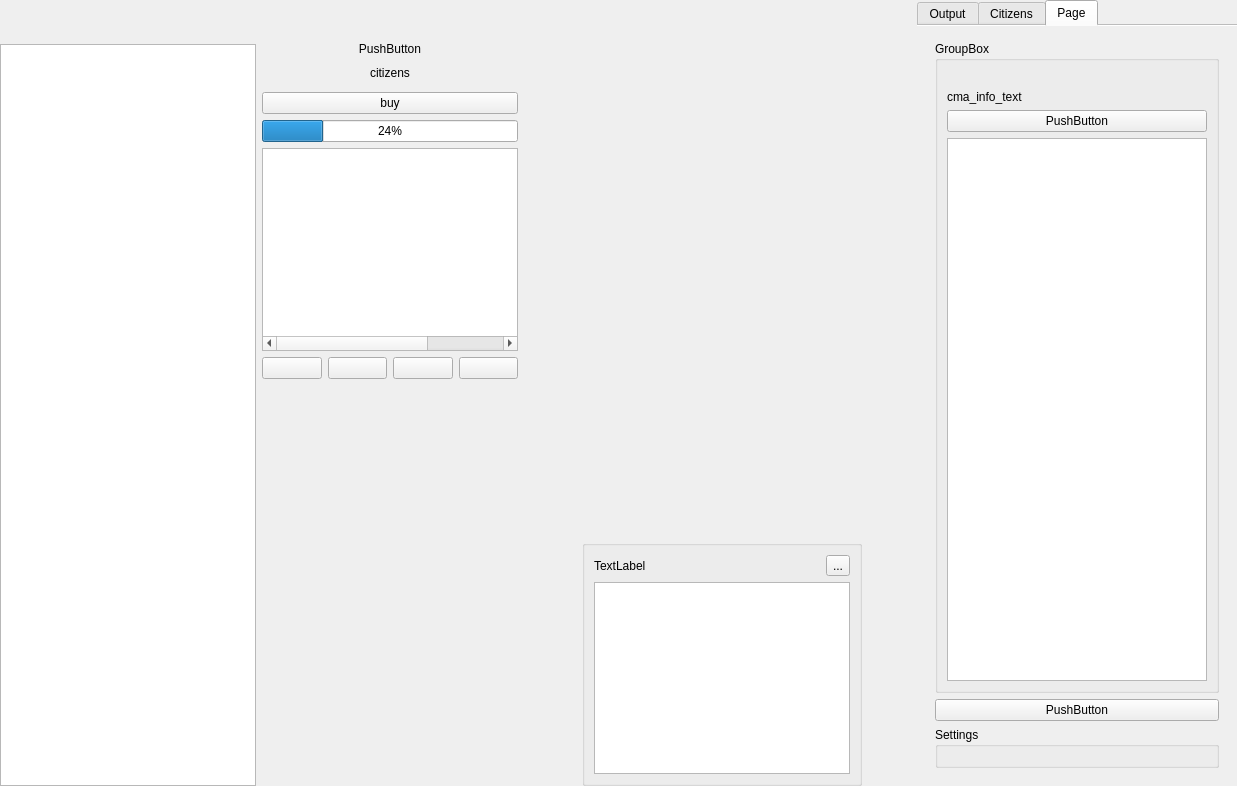
Qt form client/citydlg.ui (longturn/freeciv21) before a commit.
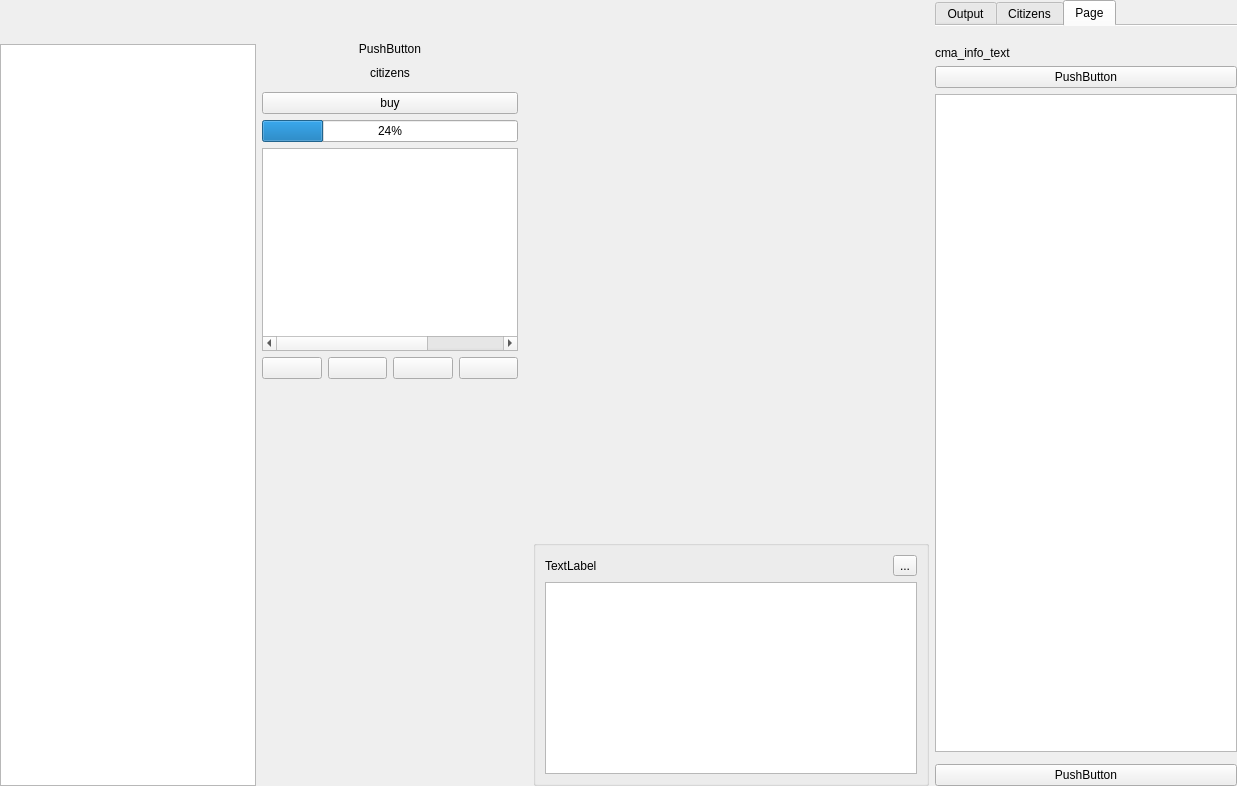
The same form after that commit. The open tabs and pages were chosen to show the change. Icons and pictures are not drawn. Custom widgets are drawn as their Qt base class.

Commit message:
City dialog: reduce the governor panel width
Squeeze it to make 1280px screens more viable. Requested by Blauwal on
Discord.

Diff of the .ui file:
```diff
--- a/client/citydlg.ui
+++ b/client/citydlg.ui
@@ -302,7 +302,7 @@
    <item>
     <spacer name="horizontalSpacer">
      <property name="orientation">
-      <enum>Qt::Orientation::Horizontal</enum>
+      <enum>Qt::Vertical</enum>
      </property>
      <property name="sizeHint" stdset="0">
       <size>
@@ -317,10 +317,10 @@
      <item>
       <spacer name="middleSpacer">
        <property name="orientation">
-        <enum>Qt::Orientation::Horizontal</enum>
+        <enum>Qt::Vertical</enum>
        </property>
        <property name="sizeType">
-        <enum>QSizePolicy::Policy::MinimumExpanding</enum>
+        <enum>QSizePolicy::Fixed</enum>
        </property>
        <property name="sizeHint" stdset="0">
         <size>
@@ -389,7 +389,7 @@
            <enum>QListView::ResizeMode::Adjust</enum>
           </property>
           <property name="viewMode">
-           <enum>QListView::ViewMode::IconMode</enum>
+           <enum>QListView::ListMode</enum>
           </property>
          </widget>
         </item>
@@ -411,7 +411,7 @@
    <item>
     <spacer name="horizontalSpacer_3">
      <property name="orientation">
-      <enum>Qt::Orientation::Horizontal</enum>
+      <enum>Qt::Vertical</enum>
      </property>
      <property name="sizeHint" stdset="0">
       <size>
@@ -794,45 +794,18 @@
           <string>Page</string>
          </attribute>
          <layout class="QHBoxLayout" name="horizontalLayout_8">
-          <item>
-           <widget class="QScrollArea" name="scrollArea_3">
-            <property name="sizePolicy">
-             <sizepolicy hsizetype="Preferred" vsizetype="Expanding">
-              <horstretch>0</horstretch>
-              <verstretch>0</verstretch>
-             </sizepolicy>
-            </property>
-            <property name="frameShape">
-             <enum>QFrame::Shape::NoFrame</enum>
-            </property>
-            <property name="horizontalScrollBarPolicy">
-             <enum>Qt::ScrollBarPolicy::ScrollBarAlwaysOff</enum>
-            </property>
-            <property name="sizeAdjustPolicy">
-             <enum>QAbstractScrollArea::SizeAdjustPolicy::AdjustToContents</enum>
-            </property>
-            <property name="widgetResizable">
-             <bool>true</bool>
-            </property>
-            <widget class="QWidget" name="scrollAreaWidgetContents_3">
-             <property name="geometry">
-              <rect>
-               <x>0</x>
-               <y>0</y>
-               <width>118</width>
-               <height>329</height>
-              </rect>
-             </property>
-             <layout class="QVBoxLayout" name="verticalLayout_11">
+          <property name="leftMargin">
+           <number>0</number>
+          </property>
               <property name="topMargin">
-               <number>6</number>
-              </property>
-              <item>
-               <widget class="QGroupBox" name="qgbox">
-                <property name="title">
-                 <string>GroupBox</string>
-                </property>
-                <layout class="QHBoxLayout" name="horizontalLayout_2">
+           <number>0</number>
+          </property>
+          <property name="rightMargin">
+           <number>0</number>
+          </property>
+          <property name="bottomMargin">
+           <number>0</number>
+          </property>
                  <item>
                   <layout class="QVBoxLayout" name="verticalLayout">
                    <item>
@@ -894,33 +867,17 @@
                      <column/>
                     </widget>
                    </item>
-                  </layout>
-                 </item>
-                </layout>
-               </widget>
-              </item>
-              <item>
-               <widget class="QPushButton" name="bsavecma">
-                <property name="text">
-                 <string>PushButton</string>
-                </property>
-               </widget>
-              </item>
-              <item>
-               <widget class="QGroupBox" name="groupBox">
-                <property name="title">
-                 <string>Settings</string>
-                </property>
-                <layout class="QVBoxLayout" name="verticalLayout_12">
                  <item>
                   <widget class="freeciv::governor_widget" name="governor" native="true"/>
                  </item>
-                </layout>
+            <item>
+             <widget class="QPushButton" name="bsavecma">
+              <property name="text">
+               <string>PushButton</string>
+              </property>
                </widget>
               </item>
              </layout>
-            </widget>
-           </widget>
           </item>
          </layout>
         </widget>
```
Left out of the diff: 51 changed lines with no effect on the pictures. Lines whose indentation alone changed are shown as unchanged. The commit also changes 2 other files.
